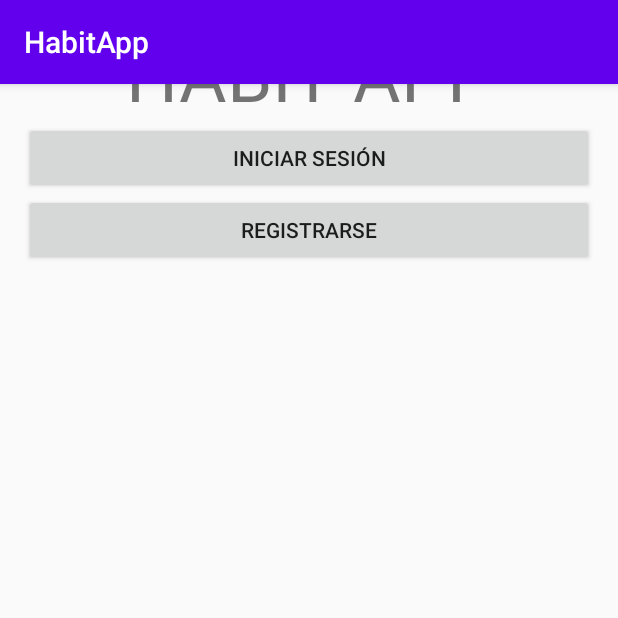
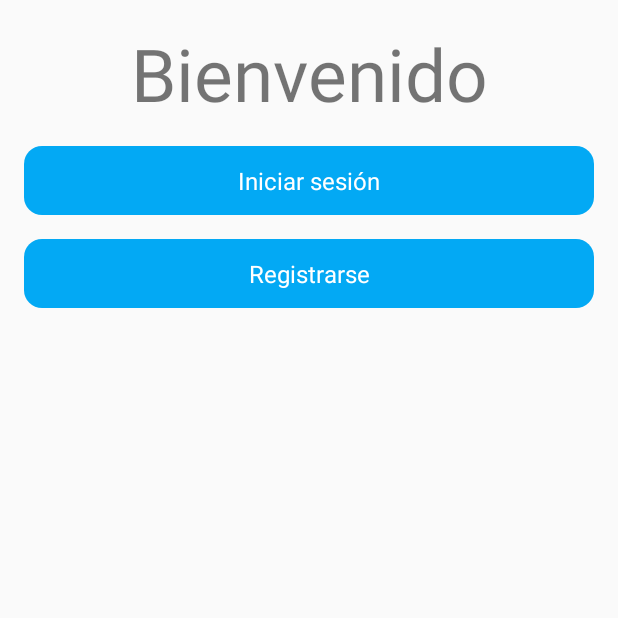
Before and after one commit to braiss13/HabitApp, an Android app: the screen it shows after launch (MainActivity), on a phone screen of 412 x 824 dp, the top half of it. Run offline under Robolectric (Android 15) with nearby library versions, the phone set to English and light mode, and no system bars.

Commit message:
Small fixes & Button Appareance

```diff
--- a/app/src/main/java/org/uvigo/esei/com/dm/habitapp/MainActivity.java
+++ b/app/src/main/java/org/uvigo/esei/com/dm/habitapp/MainActivity.java
@@ -1,3 +1,88 @@
+package org.uvigo.esei.com.dm.habitapp;
+
+import android.content.Intent;
+import android.content.SharedPreferences;
+import android.os.Bundle;
+import android.widget.Button;
+
+import androidx.appcompat.app.AppCompatActivity;
+
+import org.uvigo.esei.com.dm.habitapp.activities.HabitsListActivity;
+import org.uvigo.esei.com.dm.habitapp.activities.LoginActivity;
+import org.uvigo.esei.com.dm.habitapp.activities.RegisterActivity;
+import org.uvigo.esei.com.dm.habitapp.database.HabitFacade;
+
+public class MainActivity extends AppCompatActivity {
+
+    private HabitFacade habitFacade;
+
+    private Button btnLogin, btnRegister;
+
+    @Override
+    protected void onCreate(Bundle savedInstanceState) {
+        super.onCreate(savedInstanceState);
+
+        // Verificar si el usuario está autenticado
+        if (isLogged()) {
+            // Si el usuario está autenticado, redirigir directamente a HabitsListActivity
+            Intent intent = new Intent(MainActivity.this, HabitsListActivity.class);
+            startActivity(intent);
+            finish();
+            return; // Detener el método onCreate para evitar que se ejecute el resto del código
+        }
+
+        // Si el usuario no está autenticado, configurar la vista principal
+        setContentView(R.layout.activity_main);
+
+        // Inicializar vistas
+        btnLogin = findViewById(R.id.btnLogin);
+        btnRegister = findViewById(R.id.btnRegister);
+
+        // Configurar los listeners para los botones
+        btnLogin.setOnClickListener(view -> {
+            Intent intent = new Intent(MainActivity.this, LoginActivity.class);
+            startActivity(intent);
+        });
+
+        btnRegister.setOnClickListener(view -> {
+            Intent intent = new Intent(MainActivity.this, RegisterActivity.class);
+            startActivity(intent);
+        });
+
+        // Inicializar el HabitFacade
+        habitFacade = new HabitFacade((HabitApplication) getApplication());
+    }
+
+    /**
+     * Verificar si el usuario ya ha iniciado sesión.
+     *
+     * @return True si está autenticado, False en caso contrario.
+     */
+    public boolean isLogged() {
+        SharedPreferences sharedPreferences = getSharedPreferences("Session", MODE_PRIVATE);
+        return sharedPreferences.getBoolean("isLogged", false);
+    }
+}
+
+
+
+
+
+
+
+
+
+
+
+
+
+
+
+
+
+
+
+/*
 package org.uvigo.esei.com.dm.habitapp;
 
 import android.content.Intent;
@@ -38,20 +123,14 @@ public class MainActivity extends AppCompatActivity {
         btnLogin = findViewById(R.id.btnLogin);
         btnRegister = findViewById(R.id.btnRegister);
 
-        btnLogin.setOnClickListener(new View.OnClickListener() {
-            @Override
-            public void onClick(View view) {
-                Intent intent = new Intent(MainActivity.this, LoginActivity.class);
-                startActivity(intent);
-            }
+        btnLogin.setOnClickListener(view -> {
+            Intent intent = new Intent(MainActivity.this, LoginActivity.class);
+            startActivity(intent);
         });
 
-        btnRegister.setOnClickListener(new View.OnClickListener() {
-            @Override
-            public void onClick(View view) {
-                Intent intent = new Intent(MainActivity.this, RegisterActivity.class);
-                startActivity(intent);
-            }
+        btnRegister.setOnClickListener(view -> {
+            Intent intent = new Intent(MainActivity.this, RegisterActivity.class);
+            startActivity(intent);
         });
         habitFacade = new HabitFacade((HabitApplication) getApplication());
 
@@ -66,4 +145,4 @@ public class MainActivity extends AppCompatActivity {
         return ((HabitApplication) getApplication()).getDbManager();
     }
 
-}
+}*/
--- a/app/src/main/java/org/uvigo/esei/com/dm/habitapp/database/DBManager.java
+++ b/app/src/main/java/org/uvigo/esei/com/dm/habitapp/database/DBManager.java
@@ -27,9 +27,7 @@ public class DBManager extends SQLiteOpenHelper {
     public static final String COLUMN_HABITO_FRECUENCIA = "frecuencia";
     public static final String COLUMN_HABITO_CATEGORIA = "categoria";
     public static final String COLUMN_HABITO_ESTADO = "estado";
-    public static final String COLUMN_HABITO_PROGRESOACTUAL = "progreso_actual";
-    public static final String COLUMN_HABITO_OBJETIVO = "objetivo";
-
+    public static final String COLUMN_HABITO_PROGRESO = "progreso_actual";
     public DBManager(Context context) {
         super(context, DB_NAME, null, DB_VERSION);
     }
--- /dev/null
+++ b/app/src/main/res/drawable/button_blue.xml
@@ -0,0 +1,15 @@
+<?xml version="1.0" encoding="utf-8"?>
+<selector xmlns:android="http://schemas.android.com/apk/res/android">
+    <item android:state_pressed="true">
+        <shape android:shape="rectangle">
+            <solid android:color="#0288D1" /> <!-- Azul más oscuro al presionar -->
+            <corners android:radius="12dp" />
+        </shape>
+    </item>
+    <item>
+        <shape android:shape="rectangle">
+            <solid android:color="#03A9F4" /> <!-- Azul claro por defecto -->
+            <corners android:radius="12dp" />
+        </shape>
+    </item>
+</selector>
--- a/app/src/main/res/layout/activity_login.xml
+++ b/app/src/main/res/layout/activity_login.xml
@@ -22,7 +22,9 @@
         android:id="@+id/btnLogin"
         android:layout_width="match_parent"
         android:layout_height="wrap_content"
-        android:text="Iniciar sesión" />
+        android:layout_marginTop="16dp"
+        android:gravity="center"
+        android:text="Iniciar sesión"/>
 
 
 
--- a/app/src/main/res/layout/activity_main.xml
+++ b/app/src/main/res/layout/activity_main.xml
@@ -11,18 +11,22 @@
         android:layout_height="65dp"
         android:autoSizeTextType="uniform"
         android:gravity="center"
-        android:text="HABIT APP" />
+        android:text="Bienvenido" />
 
     <Button
         android:id="@+id/btnLogin"
         android:layout_width="match_parent"
         android:layout_height="wrap_content"
-        android:text="Iniciar sesión" />
+        android:text="Iniciar sesión"
+        android:layout_marginTop="16dp"
+        android:gravity="center"/>
 
     <Button
         android:id="@+id/btnRegister"
         android:layout_width="match_parent"
         android:layout_height="wrap_content"
-        android:text="Registrarse" />
+        android:text="Registrarse"
+        android:layout_marginTop="16dp"
+        android:gravity="center"/> <!-- Espacio entre los dos botones -->
 
 </LinearLayout>
--- a/app/src/main/res/layout/activity_register.xml
+++ b/app/src/main/res/layout/activity_register.xml
@@ -29,5 +29,8 @@
         android:id="@+id/btnRegister"
         android:layout_width="match_parent"
         android:layout_height="wrap_content"
-        android:text="Registrar" />
+        android:layout_marginTop="16dp"
+        android:gravity="center"
+        android:text="Registrar"/>
+
 </LinearLayout>
--- a/app/src/main/res/menu/context_menu.xml
+++ b/app/src/main/res/menu/context_menu.xml
@@ -1,5 +1,6 @@
 <?xml version="1.0" encoding="utf-8"?>
-<menu xmlns:android="http://schemas.android.com/apk/res/android">
+<menu xmlns:android="http://schemas.android.com/apk/res/android"
+    android:background="@color/white">
     <item
         android:id="@+id/menu_edit_habit"
         android:title="Editar Hábito"
--- a/app/src/main/res/menu/main_menu.xml
+++ b/app/src/main/res/menu/main_menu.xml
@@ -1,6 +1,7 @@
 <?xml version="1.0" encoding="utf-8"?>
 <menu xmlns:android="http://schemas.android.com/apk/res/android"
-    xmlns:app="http://schemas.android.com/apk/res-auto">
+    xmlns:app="http://schemas.android.com/apk/res-auto"
+    android:background="@color/white">
     <item
         android:id="@+id/menu_add_habit"
         android:title="Agregar Hábito"
--- a/app/src/main/res/values/colors.xml
+++ b/app/src/main/res/values/colors.xml
@@ -1,10 +1,7 @@
 <?xml version="1.0" encoding="utf-8"?>
 <resources>
-    <!--
-    <color name="black">#FF000000</color>
-    <color name="white">#FFFFFFFF</color>
-    -->
     <color name="colorPrimary">#6200EE</color>
     <color name="colorPrimaryDark">#3700B3</color>
     <color name="colorAccent">#03DAC5</color>
+    <color name="white">#FFFFFF</color>
 </resources>
--- a/app/src/main/res/values/styles.xml
+++ b/app/src/main/res/values/styles.xml
@@ -1,10 +1,20 @@
 <resources>
     <!-- Base application theme. -->
-    <style name="AppTheme" parent="Theme.AppCompat.Light.DarkActionBar">
+    <style name="AppTheme" parent="Theme.AppCompat.Light.NoActionBar">
         <!-- Customize your theme here. -->
         <item name="colorPrimary">@color/colorPrimary</item>
         <item name="colorPrimaryDark">@color/colorPrimaryDark</item>
         <item name="colorAccent">@color/colorAccent</item>
+        <item name="buttonStyle">@style/BlueButton</item>
+    </style>
+
+    <!-- Estilo único para los botones -->
+    <style name="BlueButton">
+        <item name="android:background">@drawable/button_blue</item>
+        <item name="android:textColor">#FFFFFF</item>
+        <item name="android:padding">12dp</item>
+        <item name="android:textSize">16sp</item>
+        <item name="android:layout_marginTop">8dp</item>
     </style>
 
 </resources>
```
Also changed, not shown: app/src/main/res/layout/activity_add_habit.xml (+5 -3 lines), app/src/main/res/layout/activity_edit_habit.xml (+4 -3 lines), app/src/main/res/layout/list_item_habit.xml (+0 -9 lines).
